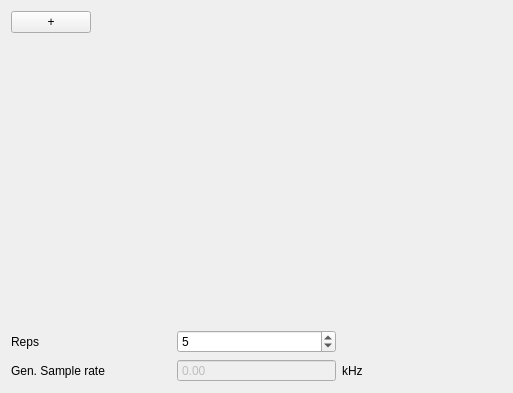
The window that spikeylab/gui/stim/explore_stim_editor.ui (portfors-lab/sparkle) describes before a commit, drawn with Qt 5.
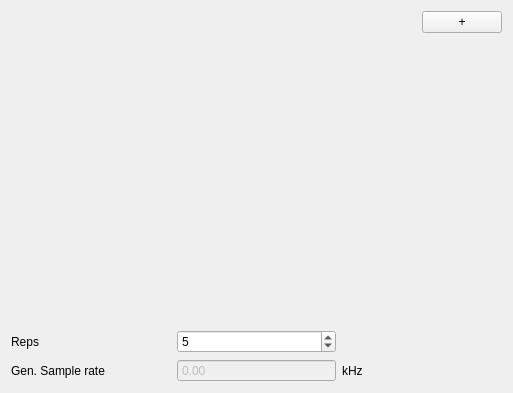
The same window after the commit. Custom widgets are drawn as their Qt base class.

Commit message: Explore seems to be working, broke protocol

What changed in the file:
```diff
--- a/spikeylab/gui/stim/explore_stim_editor.ui
+++ b/spikeylab/gui/stim/explore_stim_editor.ui
@@ -19,13 +19,6 @@
      <item>
       <layout class="QHBoxLayout" name="trackBtnLayout"/>
      </item>
-     <item>
-      <widget class="QPushButton" name="addBtn">
-       <property name="text">
-        <string>+</string>
-       </property>
-      </widget>
-     </item>
      <item>
       <spacer name="horizontalSpacer">
        <property name="orientation">
@@ -39,6 +32,13 @@
        </property>
       </spacer>
      </item>
+     <item>
+      <widget class="QPushButton" name="addBtn">
+       <property name="text">
+        <string>+</string>
+       </property>
+      </widget>
+     </item>
     </layout>
    </item>
    <item>
```
Left out of the diff: 2 changed lines with no effect on the pictures. The commit also changes 5 other files.
